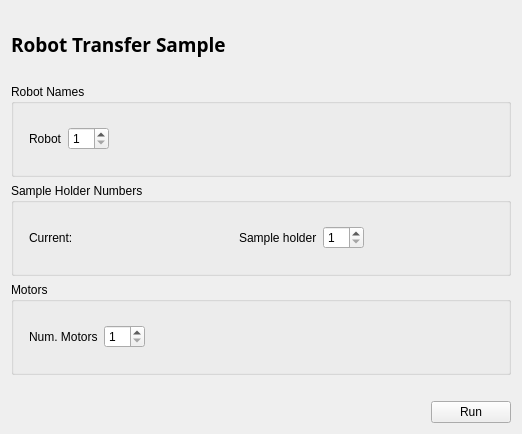
This is src/firefly/robot.ui in spc-group/haven as Qt 5 draws it before an edit. The edited form follows.
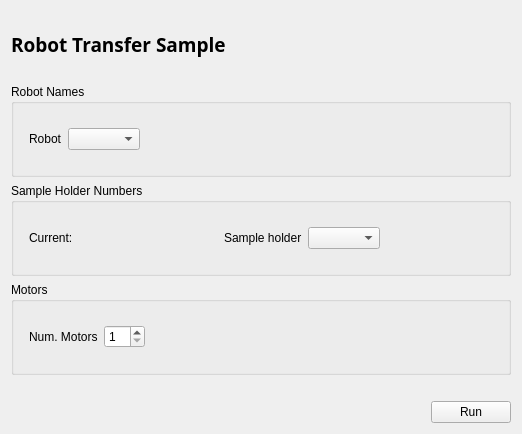
This is the edited form. Custom widgets are drawn as their Qt base class.

Commit message: use combo box instead of spin box

Patch:
```diff
--- a/src/firefly/robot.ui
+++ b/src/firefly/robot.ui
@@ -86,29 +86,7 @@
          </widget>
         </item>
         <item>
-         <widget class="QSpinBox" name="robot_spin_box">
-          <property name="enabled">
-           <bool>true</bool>
-          </property>
-          <property name="wrapping">
-           <bool>false</bool>
-          </property>
-          <property name="readOnly">
-           <bool>false</bool>
-          </property>
-          <property name="correctionMode">
-           <enum>QAbstractSpinBox::CorrectToNearestValue</enum>
-          </property>
-          <property name="minimum">
-           <number>1</number>
-          </property>
-          <property name="value">
-           <number>1</number>
-          </property>
-          <property name="displayIntegerBase">
-           <number>10</number>
-          </property>
-         </widget>
+         <widget class="QComboBox" name="robot_combo_box"/>
         </item>
         <item>
          <spacer name="horizontalSpacer_6">
@@ -204,29 +182,7 @@
          </widget>
         </item>
         <item>
-         <widget class="QSpinBox" name="sample_spin_box">
-          <property name="enabled">
-           <bool>true</bool>
-          </property>
-          <property name="wrapping">
-           <bool>false</bool>
-          </property>
-          <property name="readOnly">
-           <bool>false</bool>
-          </property>
-          <property name="correctionMode">
-           <enum>QAbstractSpinBox::CorrectToNearestValue</enum>
-          </property>
-          <property name="minimum">
-           <number>1</number>
-          </property>
-          <property name="value">
-           <number>1</number>
-          </property>
-          <property name="displayIntegerBase">
-           <number>10</number>
-          </property>
-         </widget>
+         <widget class="QComboBox" name="sample_combo_box"/>
         </item>
         <item>
          <spacer name="horizontalSpacer_5">
```
Left out of the diff: 3 changed lines with no effect on the pictures. The commit also changes 3 other files.
